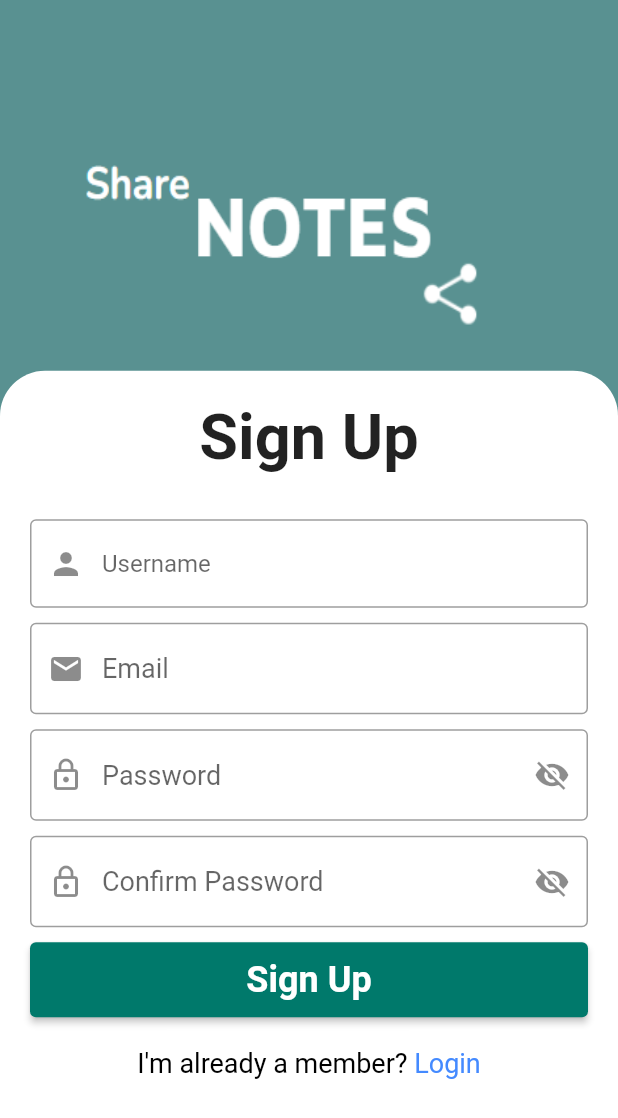
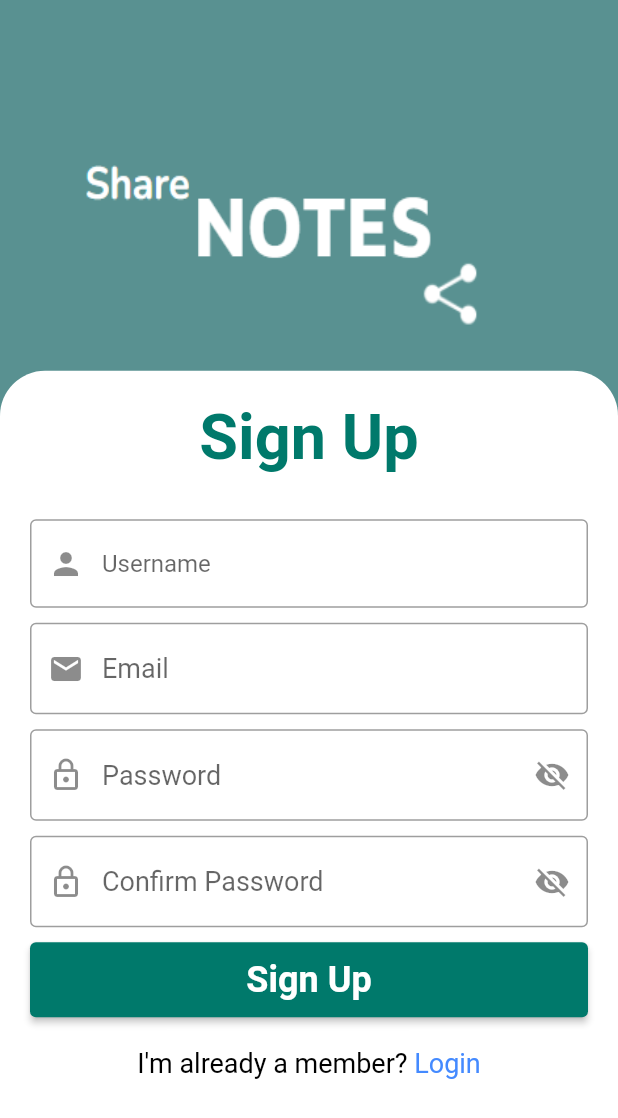
Before and after one commit to AkhilVaikom/sample_tb_share_notes, a Flutter app: the SignUpScreen screen opened by its route, on a phone screen of 412 x 824 dp. Shown: the top 1118 px of the screen. Run offline on Flutter 3.47's test engine with Material 2 defaults, Android fonts, the light colour scheme and no system bars; our stand-ins replace flutter_screenutil, shared_preferences; accounts and stored records are empty.

Commit message:
build bug fix

```diff
--- a/lib/constants/style_constants.dart
+++ b/lib/constants/style_constants.dart
@@ -1,7 +1,8 @@
 
 import 'package:flutter/material.dart';
+import 'package:tb_share_notes/constants/my_material_color.dart';
 
-const headStyle = TextStyle(fontSize: 42, fontWeight: FontWeight.bold);
+const headStyle = TextStyle(fontSize: 42, fontWeight: FontWeight.bold,color: myTeal);
 const buttonText = TextStyle(fontSize: 24, fontWeight: FontWeight.w700);
 appBarBoxDecoration(String image) => BoxDecoration(
       image: DecorationImage(image: AssetImage(image), fit: BoxFit.fill),
--- a/lib/screens/login/utility/functions.dart
+++ b/lib/screens/login/utility/functions.dart
@@ -11,7 +11,7 @@ import 'package:tb_share_notes/utility/validator.dart';
 
 
 
-// Login Button
+// Login Button Function
 void login(BuildContext context, String email, String password) async {
     Map data = {'email': email, 'password': password};
     final sharedPreferences = await SharedPreferences.getInstance();
```
